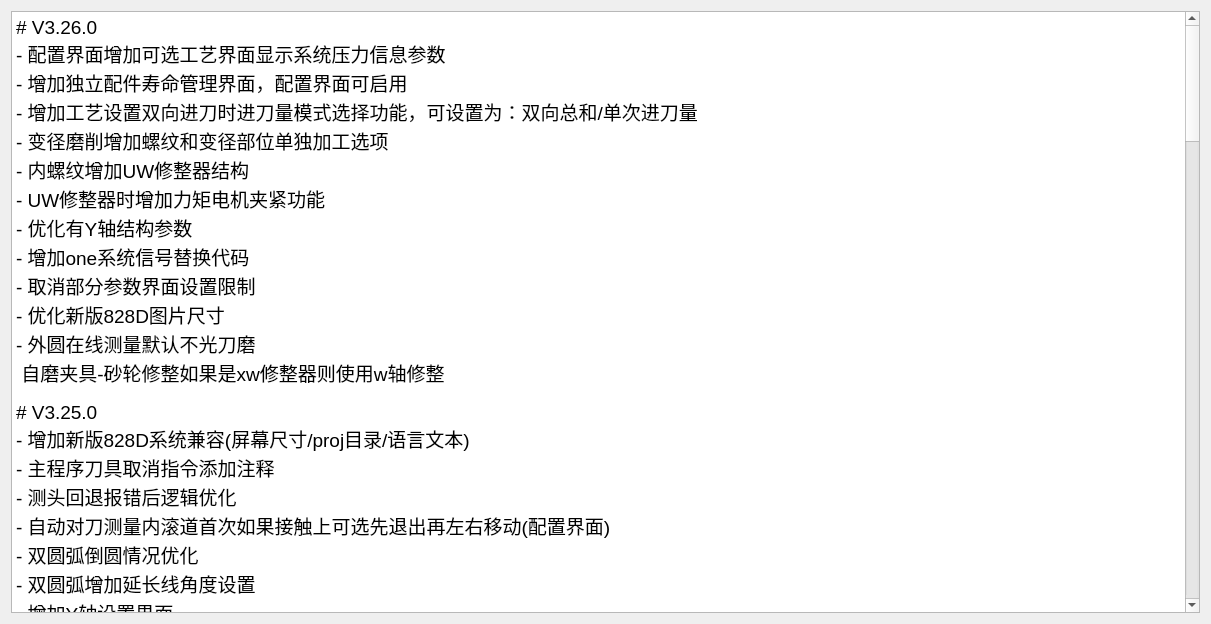
Above: history.ui from nie11kun/HorizonJuicerCreator before the change. Below: the same form after it.
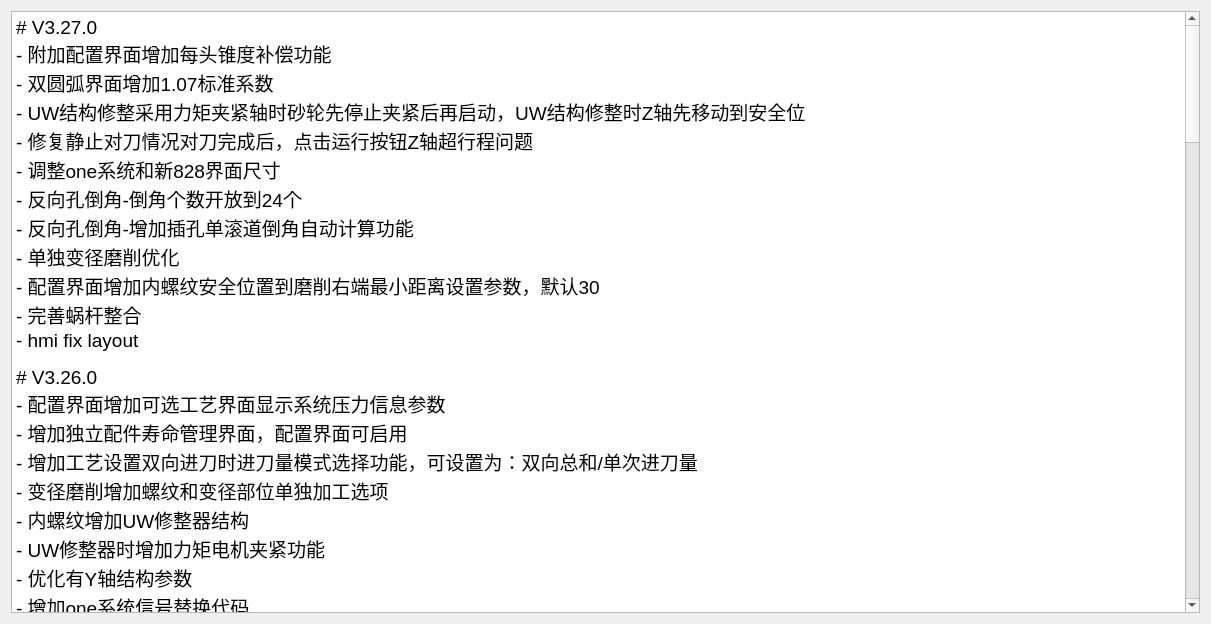
That is the form after the change.

```diff
--- a/history.ui
+++ b/history.ui
@@ -24,6 +24,19 @@
 li.unchecked::marker { content: &quot;\2610&quot;; }
 li.checked::marker { content: &quot;\2612&quot;; }
 &lt;/style&gt;&lt;/head&gt;&lt;body style=&quot; font-family:'Segoe UI'; font-size:9pt; font-weight:400; font-style:normal;&quot;&gt;
+&lt;p style=&quot; margin-top:0px; margin-bottom:0px; margin-left:0px; margin-right:0px; -qt-block-indent:0; text-indent:0px;&quot;&gt;&lt;span style=&quot; font-size:14pt;&quot;&gt;# V3.27.0&lt;/span&gt;&lt;/p&gt;
+&lt;p style=&quot; margin-top:0px; margin-bottom:0px; margin-left:0px; margin-right:0px; -qt-block-indent:0; text-indent:0px;&quot;&gt;&lt;span style=&quot; font-size:14pt;&quot;&gt;- 附加配置界面增加每头锥度补偿功能&lt;/span&gt;&lt;/p&gt;
+&lt;p style=&quot; margin-top:0px; margin-bottom:0px; margin-left:0px; margin-right:0px; -qt-block-indent:0; text-indent:0px;&quot;&gt;&lt;span style=&quot; font-size:14pt;&quot;&gt;- 双圆弧界面增加1.07标准系数&lt;/span&gt;&lt;/p&gt;
+&lt;p style=&quot; margin-top:0px; margin-bottom:0px; margin-left:0px; margin-right:0px; -qt-block-indent:0; text-indent:0px;&quot;&gt;&lt;span style=&quot; font-size:14pt;&quot;&gt;- UW结构修整采用力矩夹紧轴时砂轮先停止夹紧后再启动，UW结构修整时Z轴先移动到安全位&lt;/span&gt;&lt;/p&gt;
+&lt;p style=&quot; margin-top:0px; margin-bottom:0px; margin-left:0px; margin-right:0px; -qt-block-indent:0; text-indent:0px;&quot;&gt;&lt;span style=&quot; font-size:14pt;&quot;&gt;- 修复静止对刀情况对刀完成后，点击运行按钮Z轴超行程问题&lt;/span&gt;&lt;/p&gt;
+&lt;p style=&quot; margin-top:0px; margin-bottom:0px; margin-left:0px; margin-right:0px; -qt-block-indent:0; text-indent:0px;&quot;&gt;&lt;span style=&quot; font-size:14pt;&quot;&gt;- 调整one系统和新828界面尺寸&lt;/span&gt;&lt;/p&gt;
+&lt;p style=&quot; margin-top:0px; margin-bottom:0px; margin-left:0px; margin-right:0px; -qt-block-indent:0; text-indent:0px;&quot;&gt;&lt;span style=&quot; font-size:14pt;&quot;&gt;- 反向孔倒角-倒角个数开放到24个&lt;/span&gt;&lt;/p&gt;
+&lt;p style=&quot; margin-top:0px; margin-bottom:0px; margin-left:0px; margin-right:0px; -qt-block-indent:0; text-indent:0px;&quot;&gt;&lt;span style=&quot; font-size:14pt;&quot;&gt;- 反向孔倒角-增加插孔单滚道倒角自动计算功能&lt;/span&gt;&lt;/p&gt;
+&lt;p style=&quot; margin-top:0px; margin-bottom:0px; margin-left:0px; margin-right:0px; -qt-block-indent:0; text-indent:0px;&quot;&gt;&lt;span style=&quot; font-size:14pt;&quot;&gt;- 单独变径磨削优化&lt;/span&gt;&lt;/p&gt;
+&lt;p style=&quot; margin-top:0px; margin-bottom:0px; margin-left:0px; margin-right:0px; -qt-block-indent:0; text-indent:0px;&quot;&gt;&lt;span style=&quot; font-size:14pt;&quot;&gt;- 配置界面增加内螺纹安全位置到磨削右端最小距离设置参数，默认30&lt;/span&gt;&lt;/p&gt;
+&lt;p style=&quot; margin-top:0px; margin-bottom:0px; margin-left:0px; margin-right:0px; -qt-block-indent:0; text-indent:0px;&quot;&gt;&lt;span style=&quot; font-size:14pt;&quot;&gt;- 完善蜗杆整合&lt;/span&gt;&lt;/p&gt;
+&lt;p style=&quot; margin-top:0px; margin-bottom:0px; margin-left:0px; margin-right:0px; -qt-block-indent:0; text-indent:0px;&quot;&gt;&lt;span style=&quot; font-size:14pt;&quot;&gt;- hmi fix layout&lt;/span&gt;&lt;/p&gt;
+&lt;p style=&quot;-qt-paragraph-type:empty; margin-top:0px; margin-bottom:0px; margin-left:0px; margin-right:0px; -qt-block-indent:0; text-indent:0px;&quot;&gt;&lt;br /&gt;&lt;/p&gt;
 &lt;p style=&quot; margin-top:0px; margin-bottom:0px; margin-left:0px; margin-right:0px; -qt-block-indent:0; text-indent:0px;&quot;&gt;&lt;span style=&quot; font-size:14pt;&quot;&gt;# V3.26.0&lt;/span&gt;&lt;/p&gt;
 &lt;p style=&quot; margin-top:0px; margin-bottom:0px; margin-left:0px; margin-right:0px; -qt-block-indent:0; text-indent:0px;&quot;&gt;&lt;span style=&quot; font-size:14pt;&quot;&gt;- 配置界面增加可选工艺界面显示系统压力信息参数&lt;/span&gt;&lt;/p&gt;
 &lt;p style=&quot; margin-top:0px; margin-bottom:0px; margin-left:0px; margin-right:0px; -qt-block-indent:0; text-indent:0px;&quot;&gt;&lt;span style=&quot; font-size:14pt;&quot;&gt;- 增加独立配件寿命管理界面，配置界面可启用&lt;/span&gt;&lt;/p&gt;
```
